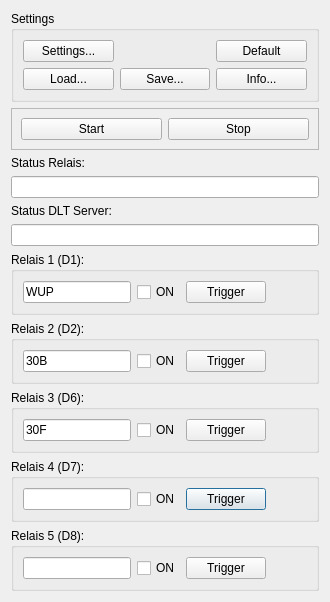
alexmucde/DLTPower, file dialog.ui: the form before one commit.
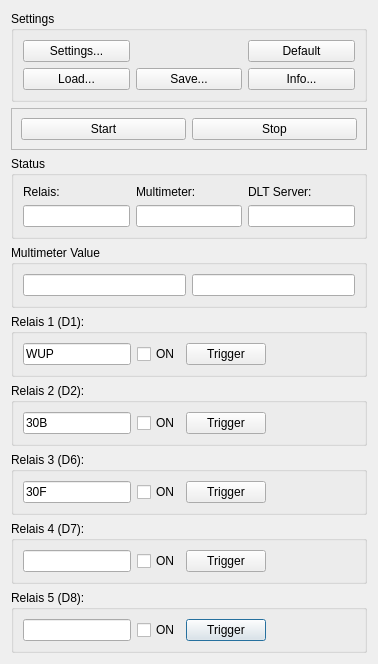
The form after the commit.

Commit message: Integrated DLTMultimeter

What changed in the file:
```diff
--- a/dialog.ui
+++ b/dialog.ui
@@ -6,8 +6,8 @@
    <rect>
     <x>0</x>
     <y>0</y>
-    <width>330</width>
-    <height>593</height>
+    <width>378</width>
+    <height>656</height>
    </rect>
   </property>
   <property name="sizePolicy">
@@ -34,46 +34,7 @@
    <bool>true</bool>
   </property>
   <layout class="QGridLayout" name="gridLayout">
-   <item row="15" column="0">
-    <widget class="QGroupBox" name="groupBox">
-     <property name="title">
-      <string>Relais 4 (D7):</string>
-     </property>
-     <layout class="QHBoxLayout" name="horizontalLayout_4">
-      <item>
-       <widget class="QLineEdit" name="lineEditRelaisName4"/>
-      </item>
-      <item>
-       <widget class="QCheckBox" name="checkBoxRelais4">
-        <property name="text">
-         <string>ON</string>
-        </property>
-       </widget>
-      </item>
-      <item>
-       <widget class="QPushButton" name="pushButtonRelais4Trigger">
-        <property name="text">
-         <string>Trigger</string>
-        </property>
-       </widget>
-      </item>
-      <item>
-       <spacer name="horizontalSpacer_4">
-        <property name="orientation">
-         <enum>Qt::Horizontal</enum>
-        </property>
-        <property name="sizeHint" stdset="0">
-         <size>
-          <width>40</width>
-          <height>20</height>
-         </size>
-        </property>
-       </spacer>
-      </item>
-     </layout>
-    </widget>
-   </item>
-   <item row="16" column="0">
+   <item row="17" column="0">
     <widget class="QGroupBox" name="groupBox_2">
      <property name="title">
       <string>Relais 5 (D8):</string>
@@ -112,106 +73,22 @@
      </layout>
     </widget>
    </item>
-   <item row="13" column="0">
-    <widget class="QGroupBox" name="groupBox_4">
+   <item row="10" column="0">
+    <widget class="QGroupBox" name="groupBox_7">
      <property name="title">
-      <string>Relais 2 (D2):</string>
+      <string>Multimeter Value</string>
      </property>
-     <layout class="QHBoxLayout" name="horizontalLayout_2">
+     <layout class="QHBoxLayout" name="horizontalLayout_5">
       <item>
-       <widget class="QLineEdit" name="lineEditRelaisName2">
-        <property name="text">
-         <string>30B</string>
-        </property>
-        <property name="readOnly">
-         <bool>true</bool>
-        </property>
-       </widget>
+       <widget class="QLineEdit" name="lineEditValue"/>
       </item>
       <item>
-       <widget class="QCheckBox" name="checkBoxRelais2">
-        <property name="text">
-         <string>ON</string>
-        </property>
-       </widget>
+       <widget class="QLineEdit" name="lineEditUnit"/>
       </item>
-      <item>
-       <widget class="QPushButton" name="pushButtonRelais2Trigger">
-        <property name="text">
-         <string>Trigger</string>
-        </property>
-       </widget>
-      </item>
-      <item>
-       <spacer name="horizontalSpacer_2">
-        <property name="orientation">
-         <enum>Qt::Horizontal</enum>
-        </property>
-        <property name="sizeHint" stdset="0">
-         <size>
-          <width>40</width>
-          <height>20</height>
-         </size>
-        </property>
-       </spacer>
-      </item>
      </layout>
     </widget>
    </item>
-   <item row="5" column="0">
-    <widget class="QLineEdit" name="lineEditStatus">
-     <property name="readOnly">
-      <bool>true</bool>
-     </property>
-    </widget>
-   </item>
-   <item row="12" column="0">
-    <widget class="QGroupBox" name="groupBox_3">
-     <property name="title">
-      <string>Relais 1 (D1):</string>
-     </property>
-     <layout class="QHBoxLayout" name="horizontalLayout">
-      <item>
-       <widget class="QLineEdit" name="lineEditRelaisName1">
-        <property name="text">
-         <string>WUP</string>
-        </property>
-        <property name="readOnly">
-         <bool>true</bool>
-        </property>
-       </widget>
-      </item>
-      <item>
-       <widget class="QCheckBox" name="checkBoxRelais1">
-        <property name="text">
-         <string>ON</string>
-        </property>
-       </widget>
-      </item>
-      <item>
-       <widget class="QPushButton" name="pushButtonRelais1Trigger">
-        <property name="text">
-         <string>Trigger</string>
-        </property>
-       </widget>
-      </item>
-      <item>
-       <spacer name="horizontalSpacer">
-        <property name="orientation">
-         <enum>Qt::Horizontal</enum>
-        </property>
-        <property name="sizeHint" stdset="0">
-         <size>
-          <width>40</width>
-          <height>20</height>
-         </size>
-        </property>
-       </spacer>
-      </item>
-     </layout>
-    </widget>
-   </item>
-   <item row="14" column="0">
+   <item row="15" column="0">
     <widget class="QGroupBox" name="groupBox_5">
      <property name="title">
       <string>Relais 3 (D6):</string>
@@ -301,25 +178,97 @@
      </layout>
     </widget>
    </item>
-   <item row="4" column="0">
-    <widget class="QLabel" name="label_4">
-     <property name="text">
-      <string>Status Relais:</string>
+   <item row="14" column="0">
+    <widget class="QGroupBox" name="groupBox_4">
+     <property name="title">
+      <string>Relais 2 (D2):</string>
      </property>
+     <layout class="QHBoxLayout" name="horizontalLayout_2">
+      <item>
+       <widget class="QLineEdit" name="lineEditRelaisName2">
+        <property name="text">
+         <string>30B</string>
+        </property>
+        <property name="readOnly">
+         <bool>true</bool>
+        </property>
+       </widget>
+      </item>
+      <item>
+       <widget class="QCheckBox" name="checkBoxRelais2">
+        <property name="text">
+         <string>ON</string>
+        </property>
+       </widget>
+      </item>
+      <item>
+       <widget class="QPushButton" name="pushButtonRelais2Trigger">
+        <property name="text">
+         <string>Trigger</string>
+        </property>
+       </widget>
+      </item>
+      <item>
+       <spacer name="horizontalSpacer_2">
+        <property name="orientation">
+         <enum>Qt::Horizontal</enum>
+        </property>
+        <property name="sizeHint" stdset="0">
+         <size>
+          <width>40</width>
+          <height>20</height>
+         </size>
+        </property>
+       </spacer>
+      </item>
+     </layout>
     </widget>
    </item>
-   <item row="6" column="0">
-    <widget class="QLabel" name="label_7">
-     <property name="text">
-      <string>Status DLT Server:</string>
+   <item row="2" column="0">
+    <widget class="QGroupBox" name="groupBox_8">
+     <property name="title">
+      <string>Status</string>
      </property>
-    </widget>
-   </item>
-   <item row="8" column="0">
-    <widget class="QLineEdit" name="lineEditStatusDLT">
-     <property name="readOnly">
-      <bool>true</bool>
-     </property>
+     <layout class="QGridLayout" name="gridLayout_3">
+      <item row="0" column="0">
+       <widget class="QLabel" name="label_4">
+        <property name="text">
+         <string>Relais:</string>
+        </property>
+       </widget>
+      </item>
+      <item row="1" column="0">
+       <widget class="QLineEdit" name="lineEditStatus">
+        <property name="readOnly">
+         <bool>true</bool>
+        </property>
+       </widget>
+      </item>
+      <item row="0" column="1">
+       <widget class="QLabel" name="label">
+        <property name="text">
+         <string>Multimeter:</string>
+        </property>
+       </widget>
+      </item>
+      <item row="1" column="1">
+       <widget class="QLineEdit" name="lineEditStatusMultimeter"/>
+      </item>
+      <item row="0" column="2">
+       <widget class="QLabel" name="label_7">
+        <property name="text">
+         <string>DLT Server:</string>
+        </property>
+       </widget>
+      </item>
+      <item row="1" column="2">
+       <widget class="QLineEdit" name="lineEditStatusDLT">
+        <property name="readOnly">
+         <bool>true</bool>
+        </property>
+       </widget>
+      </item>
+     </layout>
     </widget>
    </item>
    <item row="1" column="0">
@@ -360,6 +309,91 @@
      </layout>
     </widget>
    </item>
+   <item row="13" column="0">
+    <widget class="QGroupBox" name="groupBox_3">
+     <property name="title">
+      <string>Relais 1 (D1):</string>
+     </property>
+     <layout class="QHBoxLayout" name="horizontalLayout">
+      <item>
+       <widget class="QLineEdit" name="lineEditRelaisName1">
+        <property name="text">
+         <string>WUP</string>
+        </property>
+        <property name="readOnly">
+         <bool>true</bool>
+        </property>
+       </widget>
+      </item>
+      <item>
+       <widget class="QCheckBox" name="checkBoxRelais1">
+        <property name="text">
+         <string>ON</string>
+        </property>
+       </widget>
+      </item>
+      <item>
+       <widget class="QPushButton" name="pushButtonRelais1Trigger">
+        <property name="text">
+         <string>Trigger</string>
+        </property>
+       </widget>
+      </item>
+      <item>
+       <spacer name="horizontalSpacer">
+        <property name="orientation">
+         <enum>Qt::Horizontal</enum>
+        </property>
+        <property name="sizeHint" stdset="0">
+         <size>
+          <width>40</width>
+          <height>20</height>
+         </size>
+        </property>
+       </spacer>
+      </item>
+     </layout>
+    </widget>
+   </item>
+   <item row="16" column="0">
+    <widget class="QGroupBox" name="groupBox">
+     <property name="title">
+      <string>Relais 4 (D7):</string>
+     </property>
+     <layout class="QHBoxLayout" name="horizontalLayout_4">
+      <item>
+       <widget class="QLineEdit" name="lineEditRelaisName4"/>
+      </item>
+      <item>
+       <widget class="QCheckBox" name="checkBoxRelais4">
+        <property name="text">
+         <string>ON</string>
+        </property>
+       </widget>
+      </item>
+      <item>
+       <widget class="QPushButton" name="pushButtonRelais4Trigger">
+        <property name="text">
+         <string>Trigger</string>
+        </property>
+       </widget>
+      </item>
+      <item>
+       <spacer name="horizontalSpacer_4">
+        <property name="orientation">
+         <enum>Qt::Horizontal</enum>
+        </property>
+        <property name="sizeHint" stdset="0">
+         <size>
+          <width>40</width>
+          <height>20</height>
+         </size>
+        </property>
+       </spacer>
+      </item>
+     </layout>
+    </widget>
+   </item>
   </layout>
  </widget>
  <resources/>
```
The commit also changes 10 other files.
